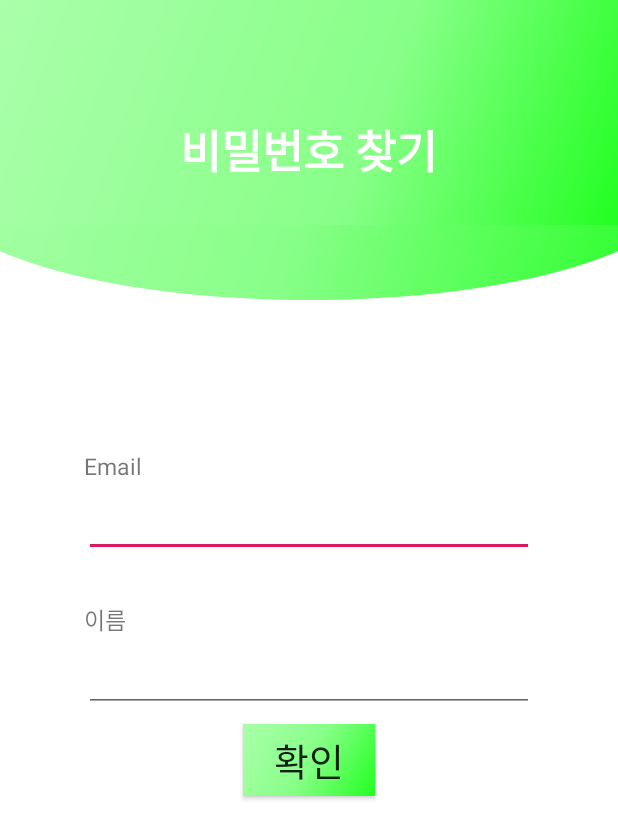
After one commit to SSU-IGO/IGO, an Android app: the FindPasswordActivity screen opened directly, with no data from a screen before it, on a phone screen of 412 x 824 dp. The commit adds this screen. Shown: the top 839 px of the screen. Run offline under Robolectric (Android 15) with nearby library versions, the phone set to English and light mode, and no system bars; our stand-ins replace Firebase (no records; nobody signed in at launch, a user with empty details on screens opened directly).

Commit message:
merge 전 backup

```diff
--- a/app/src/main/AndroidManifest.xml
+++ b/app/src/main/AndroidManifest.xml
@@ -11,6 +11,7 @@
         android:roundIcon="@mipmap/ic_launcher_round"
         android:supportsRtl="true"
         android:theme="@style/AppTheme">
+        <activity android:name=".data.AddMemberActivity"></activity>
         <activity
             android:name=".login.SplashActivity"
             android:screenOrientation="portrait"
@@ -23,6 +24,7 @@
         </activity>
         <activity android:name=".login.SignUpActivity" />
         <activity android:name=".login.LoginActivity" />
+        <activity android:name=".login.FindPasswordActivity" />
         <activity android:name=".main.MainActivity" />
     </application>
 
--- /dev/null
+++ b/app/src/main/java/com/example/igo/login/FindPasswordActivity.java
@@ -0,0 +1,83 @@
+package com.example.igo.login;
+
+import androidx.annotation.NonNull;
+import androidx.appcompat.app.AppCompatActivity;
+
+import android.content.Intent;
+import android.os.Bundle;
+import android.text.Editable;
+import android.text.TextUtils;
+import android.util.Log;
+import android.view.View;
+import android.widget.Button;
+import android.widget.DatePicker;
+import android.widget.EditText;
+import android.widget.Toast;
+
+import com.example.igo.R;
+import com.example.igo.main.MainActivity;
+import com.google.android.gms.tasks.OnCompleteListener;
+import com.google.android.gms.tasks.Task;
+import com.google.firebase.auth.AuthResult;
+import com.google.firebase.auth.FirebaseAuth;
+import com.google.firebase.auth.FirebaseUser;
+
+import java.sql.Date;
+
+public class FindPasswordActivity extends AppCompatActivity {
+    private String TAG = "FindPasswordActivity";
+
+    private FirebaseAuth firebaseAuth;
+
+    @Override
+    protected void onCreate(Bundle savedInstanceState) {
+        super.onCreate(savedInstanceState);
+        setContentView(R.layout.activity_find_password);
+
+        firebaseAuth = FirebaseAuth.getInstance();
+
+        findViewById(R.id.findPwOkBtn).setOnClickListener(onClickListener);
+
+    }
+
+    View.OnClickListener onClickListener = new View.OnClickListener() {
+        @Override
+        public void onClick(View view) {
+            switch (view.getId()){
+                case R.id.findPwOkBtn:
+                    send();
+                    break;
+            }
+        }
+    };
+
+    private void send() {
+        String email = ((EditText) findViewById(R.id.findPwEmail)).getText().toString().trim();
+        String name = ((EditText) findViewById(R.id.findPwName)).getText().toString().trim();
+
+        if(name.length() > 0 && email.length() > 0) {
+            firebaseAuth.sendPasswordResetEmail(email)
+                    .addOnCompleteListener(new OnCompleteListener<Void>() {
+                        @Override
+                        public void onComplete(@NonNull Task<Void> task) {
+                            if (task.isSuccessful()) {
+                                startToast("이메일을 보냈습니다.");
+                            }
+                        }
+                    });
+        }else{
+            startToast("이메일 또는 이름을 입력해주세요.");
+        }
+    }
+
+    private  void startToast(String msg){
+        Toast.makeText(this, msg, Toast.LENGTH_SHORT).show();
+    }
+
+    private  void myStartActivity(Class c){
+        Intent intent = new Intent(this, c);
+        //main 액티비티로 들어간 후 뒤로가기 시 앱 종료
+        intent.addFlags(Intent.FLAG_ACTIVITY_CLEAR_TOP);
+        startActivity(intent);
+    }
+}
--- /dev/null
+++ b/app/src/main/res/drawable/app_color.xml
@@ -0,0 +1,10 @@
+<?xml version="1.0" encoding="utf-8"?>
+<shape xmlns:android="http://schemas.android.com/apk/res/android">
+
+    <gradient
+        android:angle="315"
+        android:type="linear"
+        android:startColor="@color/app_color_start"
+        android:centerColor="@color/app_color_center"
+        android:endColor="@color/app_color_end"/>
+</shape>
--- /dev/null
+++ b/app/src/main/res/layout/activity_find_password.xml
@@ -0,0 +1,69 @@
+<?xml version="1.0" encoding="utf-8"?>
+<RelativeLayout xmlns:android="http://schemas.android.com/apk/res/android"
+    xmlns:app="http://schemas.android.com/apk/res-auto"
+    android:layout_width="match_parent"
+    android:layout_height="match_parent"
+    android:background="#FFF">
+
+    <LinearLayout
+        android:id="@+id/signup_toolbar"
+        android:layout_width="match_parent"
+        android:layout_height="200dp"
+        android:layout_gravity="center"
+        android:gravity="center"
+        android:background="@drawable/app_menu_color">
+        <TextView
+            android:layout_width="wrap_content"
+            android:layout_height="wrap_content"
+            android:text="비밀번호 찾기"
+            android:textSize="30dp"
+            android:textStyle="bold"
+            android:textColor="@color/white"/>
+    </LinearLayout>
+
+    <TextView
+        android:id="@+id/findPwEmailText"
+        android:layout_width="wrap_content"
+        android:layout_height="wrap_content"
+        android:layout_alignLeft="@+id/findPwEmail"
+        android:layout_marginTop="300dp"
+        android:text="Email"
+        android:textSize="15dp" />
+
+    <EditText
+        android:id="@+id/findPwEmail"
+        android:layout_width="300dp"
+        android:layout_height="50dp"
+        android:layout_below="@+id/findPwEmailText"
+        android:inputType="textVisiblePassword"
+        android:layout_centerHorizontal="true" />
+
+    <TextView
+        android:id="@+id/findPwNameText"
+        android:layout_width="wrap_content"
+        android:layout_height="wrap_content"
+        android:layout_alignLeft="@+id/findPwName"
+        android:layout_marginTop="30dp"
+        android:layout_below="@+id/findPwEmail"
+        android:text="이름"
+        android:textSize="15dp" />
+
+    <EditText
+        android:id="@+id/findPwName"
+        android:layout_width="300dp"
+        android:layout_height="50dp"
+        android:layout_below="@+id/findPwNameText"
+        android:layout_centerHorizontal="true" />
+
+    <Button
+        android:id="@+id/findPwOkBtn"
+        android:layout_width="wrap_content"
+        android:layout_height="wrap_content"
+        android:layout_below="@+id/findPwName"
+        android:layout_marginTop="@dimen/margin2"
+        android:layout_centerHorizontal="true"
+        android:background="@drawable/app_color"
+        android:text="확인"
+        android:textSize="25dp" />
+
+</RelativeLayout>
--- a/app/src/main/res/values/styles.xml
+++ b/app/src/main/res/values/styles.xml
@@ -1,6 +1,6 @@
 <resources>
     <!-- Base application theme. -->
-    <style name="AppTheme" parent="Theme.AppCompat.Light.DarkActionBar">
+    <style name="AppTheme" parent="Theme.AppCompat.Light.NoActionBar">
         <!-- Customize your theme here. -->
         <item name="colorPrimary">@color/colorPrimary</item>
         <item name="colorPrimaryDark">@color/colorPrimaryDark</item>
```
Also changed, not shown: app/src/main/java/com/example/igo/data/AddMemberActivity.java (added, +61 -0 lines), app/src/main/java/com/example/igo/login/LoginActivity.java (+8 -17 lines), app/src/main/java/com/example/igo/login/SignUpActivity.java (+16 -22 lines), app/src/main/java/com/example/igo/login/SplashActivity.java (+17 -2 lines), app/src/main/java/com/example/igo/main/MainActivity.java (+9 -4 lines), app/src/main/res/layout/activity_add_member.xml (added, +9 -0 lines), app/src/main/res/layout/activity_login.xml (+4 -13 lines), app/src/main/res/layout/activity_sign_up.xml (+3 -10 lines), app/src/main/res/drawable/app_menu_color.xml (renamed from app/src/main/res/drawable/signup_design.xml).
